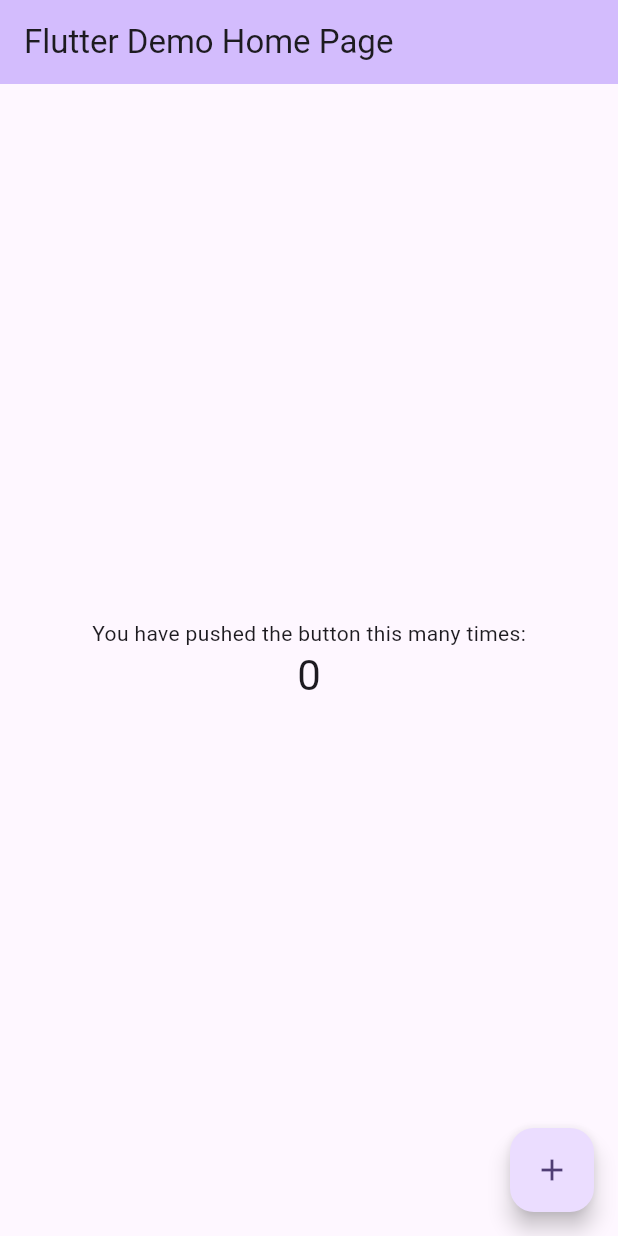
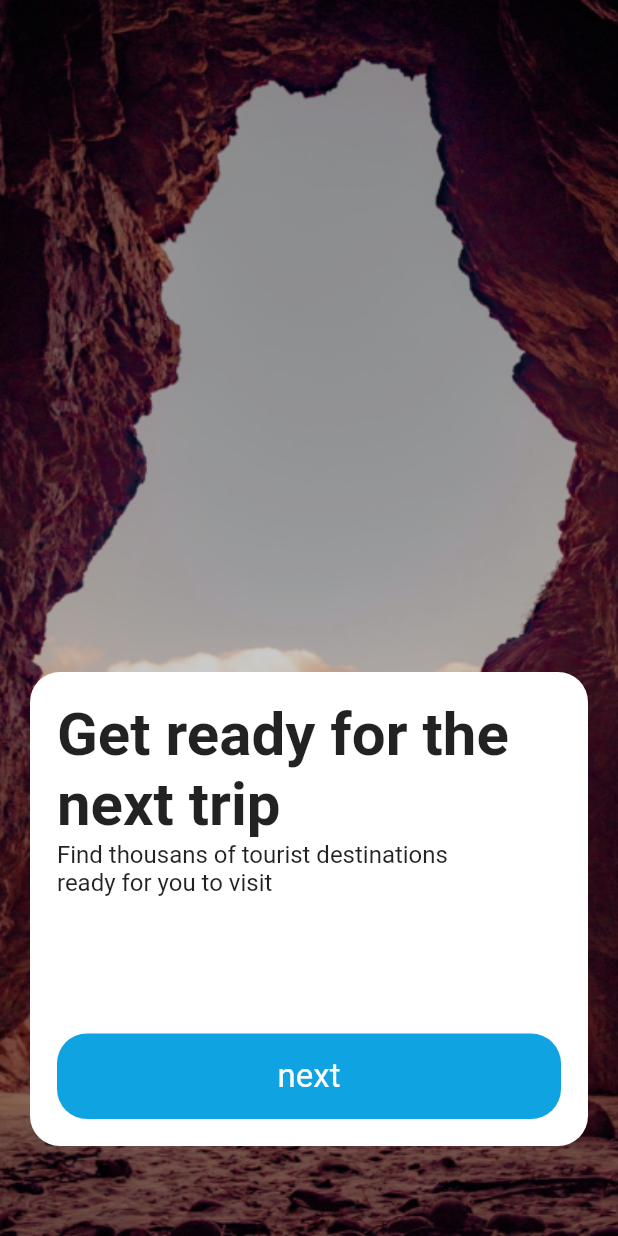
Before and after one commit to moaliahmed/safar, a Flutter app: the screen it shows after launch, on a phone screen of 412 x 824 dp. Run offline on Flutter 3.47's test engine with Material 2 defaults, Android fonts, the phone set to English and light mode, and no system bars.

Commit message:
create splash screen and onboarding screen

```diff
--- /dev/null
+++ b/lib/login/presentation/component/onbourd_component.dart
@@ -0,0 +1,71 @@
+import 'package:flutter/material.dart';
+class OnboardComponent extends StatelessWidget {
+  const OnboardComponent({super.key, required this.image, required this.title, required this.description});
+final  String image;
+final  String title;
+final  String description;
+
+  @override
+  Widget build(BuildContext context) {
+    return Stack(
+      children: [
+        Container(
+          width: MediaQuery.of(context).size.width,
+          height: MediaQuery.of(context).size.height,
+          decoration: BoxDecoration(
+            image: DecorationImage(
+                image: AssetImage(
+                  image,
+                ),
+                fit: BoxFit.fill),
+          ),
+        ),
+        Positioned(
+          bottom: 60,
+          left: 20,
+          right: 20,
+          child: Container(
+            width: MediaQuery.of(context).size.width,
+            height: 316,
+            decoration: const BoxDecoration(
+              color: Colors.white,
+              borderRadius: BorderRadius.all(Radius.circular(20)),
+            ),
+            child: Padding(
+              padding: const EdgeInsets.all(18.0),
+              child: Column(
+                mainAxisAlignment: MainAxisAlignment.start,
+                crossAxisAlignment: CrossAxisAlignment.start,
+                children: [
+                    Text( title,
+                    style:
+                   const TextStyle(fontSize: 40, fontWeight: FontWeight.bold),
+                  ),
+                    Text(description,
+                    style:const TextStyle(fontSize: 16, color: Colors.black87),
+                  ),
+                  const  Spacer(),
+                  InkWell(
+                    onTap: () {},
+                    child: Container(
+                      alignment: Alignment.center,
+                      decoration: BoxDecoration(
+                          borderRadius: BorderRadius.circular(20),
+                          color:const Color(0xff0FA3E2)),
+                      height: 57,
+                      width: MediaQuery.of(context).size.width,
+                      child:const Text(
+                        'next',
+                        style: TextStyle(color: Colors.white, fontSize: 22),
+                      ),
+                    ),
+                  )
+                ],
+              ),
+            ),
+          ),
+        )
+      ],
+    );
+  }
+}
--- /dev/null
+++ b/lib/login/presentation/screens/onboarding_Screen.dart
@@ -0,0 +1,117 @@
+import 'dart:async';
+
+import 'package:flutter/material.dart';
+import 'package:safar/login/presentation/component/onbourd_component.dart';
+
+class OnboardingScreen extends StatefulWidget {
+  const OnboardingScreen({super.key});
+
+  @override
+  State<OnboardingScreen> createState() => _OnboardingScreenState();
+}
+
+class _OnboardingScreenState extends State<OnboardingScreen> {
+  late PageController _pageController;
+  int _pageIndex = 0;
+  Timer? _timer;
+
+  @override
+  void initState() {
+    _pageController = PageController(initialPage: 0);
+    _timer = Timer.periodic(
+      const Duration(seconds: 5),
+      (timer) {
+        if (_pageIndex < 2) {
+          _pageIndex++;
+        } else {
+          _pageIndex = 0;
+        }    _pageController.animateToPage(_pageIndex, duration:const Duration(milliseconds: 350), curve: Curves.easeIn);
+
+      },
+    );
+    super.initState();
+  }
+
+  @override
+  void dispose() {
+    _pageController.dispose();
+    _timer!.cancel();
+    super.dispose();
+  }
+
+  @override
+  Widget build(BuildContext context) {
+    return Scaffold(
+      body: PageView.builder(
+        onPageChanged: (value) {
+          setState(() {
+            _pageIndex=value;
+          });
+        },
+        controller: _pageController,
+        itemCount: demoData.length,
+        itemBuilder: (context, index) {
+          return OnboardComponent(
+            title: demoData[index].title,
+            description: demoData[index].description,
+            image: demoData[index].image,
+          );
+        },
+      ),
+    );
+  }
+}
+
+class OnBoard {
+  final String image, title, description;
+
+  OnBoard({
+    required this.image,
+    required this.title,
+    required this.description,
+  });
+}
+
+// OnBoarding content list
+final List<OnBoard> demoData = [
+  OnBoard(
+      image: 'assets/images/Onboarding_1.png',
+      title: "Get ready for the\nnext trip",
+      description:
+          'Find thousans of tourist destinations\nready for you to visit'),
+  OnBoard(
+      image: 'assets/images/Onboarding_2.png',
+      title: "Visit tourist\nattractions",
+      description:
+          'Find thousans of tourist destinations\nready for you to visit'),
+  OnBoard(
+      image: 'assets/images/Onboarding_3.png',
+      title: "Lets explore the\nworld",
+      description:
+          'Find thousans of tourist destinations\nready for you to visit'),
+];
+
+class DotIndicator extends StatelessWidget {
+  const DotIndicator({
+    this.isActive = false,
+    super.key,
+  });
+
+  final bool isActive;
+
+  @override
+  Widget build(BuildContext context) {
+    return AnimatedContainer(
+      duration: const Duration(milliseconds: 300),
+      height: 8,
+      width: isActive ? 24 : 8,
+      decoration: BoxDecoration(
+        color: isActive ? Colors.orange : Colors.white,
+        border: isActive ? null : Border.all(color: Colors.orange),
+        borderRadius: const BorderRadius.all(
+          Radius.circular(12),
+        ),
+      ),
+    );
+  }
+}
--- a/lib/main.dart
+++ b/lib/main.dart
@@ -1,125 +1,5 @@
 import 'package:flutter/material.dart';
-
-void main() {
-  runApp(const MyApp());
+import 'package:safar/src/app_root.dart';
+void main(){
+  runApp(const AppRoot());
 }
-
-class MyApp extends StatelessWidget {
-  const MyApp({super.key});
-
-  // This widget is the root of your application.
-  @override
-  Widget build(BuildContext context) {
-    return MaterialApp(
-      title: 'Flutter Demo',
-      theme: ThemeData(
-        // This is the theme of your application.
-        //
-        // TRY THIS: Try running your application with "flutter run". You'll see
-        // the application has a blue toolbar. Then, without quitting the app,
-        // try changing the seedColor in the colorScheme below to Colors.green
-        // and then invoke "hot reload" (save your changes or press the "hot
-        // reload" button in a Flutter-supported IDE, or press "r" if you used
-        // the command line to start the app).
-        //
-        // Notice that the counter didn't reset back to zero; the application
-        // state is not lost during the reload. To reset the state, use hot
-        // restart instead.
-        //
-        // This works for code too, not just values: Most code changes can be
-        // tested with just a hot reload.
-        colorScheme: ColorScheme.fromSeed(seedColor: Colors.deepPurple),
-        useMaterial3: true,
-      ),
-      home: const MyHomePage(title: 'Flutter Demo Home Page'),
-    );
-  }
-}
-
-class MyHomePage extends StatefulWidget {
-  const MyHomePage({super.key, required this.title});
-
-  // This widget is the home page of your application. It is stateful, meaning
-  // that it has a State object (defined below) that contains fields that affect
-  // how it looks.
-
-  // This class is the configuration for the state. It holds the values (in this
-  // case the title) provided by the parent (in this case the App widget) and
-  // used by the build method of the State. Fields in a Widget subclass are
-  // always marked "final".
-
-  final String title;
-
-  @override
-  State<MyHomePage> createState() => _MyHomePageState();
-}
-
-class _MyHomePageState extends State<MyHomePage> {
-  int _counter = 0;
-
-  void _incrementCounter() {
-    setState(() {
-      // This call to setState tells the Flutter framework that something has
-      // changed in this State, which causes it to rerun the build method below
-      // so that the display can reflect the updated values. If we changed
-      // _counter without calling setState(), then the build method would not be
-      // called again, and so nothing would appear to happen.
-      _counter++;
-    });
-  }
-
-  @override
-  Widget build(BuildContext context) {
-    // This method is rerun every time setState is called, for instance as done
-    // by the _incrementCounter method above.
-    //
-    // The Flutter framework has been optimized to make rerunning build methods
-    // fast, so that you can just rebuild anything that needs updating rather
-    // than having to individually change instances of widgets.
-    return Scaffold(
-      appBar: AppBar(
-        // TRY THIS: Try changing the color here to a specific color (to
-        // Colors.amber, perhaps?) and trigger a hot reload to see the AppBar
-        // change color while the other colors stay the same.
-        backgroundColor: Theme.of(context).colorScheme.inversePrimary,
-        // Here we take the value from the MyHomePage object that was created by
-        // the App.build method, and use it to set our appbar title.
-        title: Text(widget.title),
-      ),
-      body: Center(
-        // Center is a layout widget. It takes a single child and positions it
-        // in the middle of the parent.
-        child: Column(
-          // Column is also a layout widget. It takes a list of children and
-          // arranges them vertically. By default, it sizes itself to fit its
-          // children horizontally, and tries to be as tall as its parent.
-          //
-          // Column has various properties to control how it sizes itself and
-          // how it positions its children. Here we use mainAxisAlignment to
-          // center the children vertically; the main axis here is the vertical
-          // axis because Columns are vertical (the cross axis would be
-          // horizontal).
-          //
-          // TRY THIS: Invoke "debug painting" (choose the "Toggle Debug Paint"
-          // action in the IDE, or press "p" in the console), to see the
-          // wireframe for each widget.
-          mainAxisAlignment: MainAxisAlignment.center,
-          children: <Widget>[
-            const Text(
-              'You have pushed the button this many times:',
-            ),
-            Text(
-              '$_counter',
-              style: Theme.of(context).textTheme.headlineMedium,
-            ),
-          ],
-        ),
-      ),
-      floatingActionButton: FloatingActionButton(
-        onPressed: _incrementCounter,
-        tooltip: 'Increment',
-        child: const Icon(Icons.add),
-      ), // This trailing comma makes auto-formatting nicer for build methods.
-    );
-  }
-}
--- /dev/null
+++ b/lib/src/app_root.dart
@@ -0,0 +1,13 @@
+import 'package:flutter/material.dart';
+import 'package:safar/login/presentation/screens/open_screen.dart';
+class AppRoot extends StatelessWidget {
+  const AppRoot({super.key});
+
+  @override
+  Widget build(BuildContext context) {
+    return const MaterialApp(
+      debugShowCheckedModeBanner: false,
+      home: OpenScreen() ,
+    );
+  }
+}
--- a/pubspec.yaml
+++ b/pubspec.yaml
@@ -59,8 +59,8 @@ flutter:
   uses-material-design: true
 
   # To add assets to your application, add an assets section, like this:
-  # assets:
-  #   - images/a_dot_burr.jpeg
+  assets:
+    - assets/images/
   #   - images/a_dot_ham.jpeg
 
   # An image asset can refer to one or more resolution-specific "variants", see
```
Also changed, not shown: lib/login/presentation/screens/open_screen.dart (added, +46 -0 lines), assets/images/Onboarding_1.png (added), assets/images/Onboarding_2.png (added), assets/images/Onboarding_3.png (added), assets/images/Rectangle.png (added), assets/images/logo.png (added), 1 other file.
